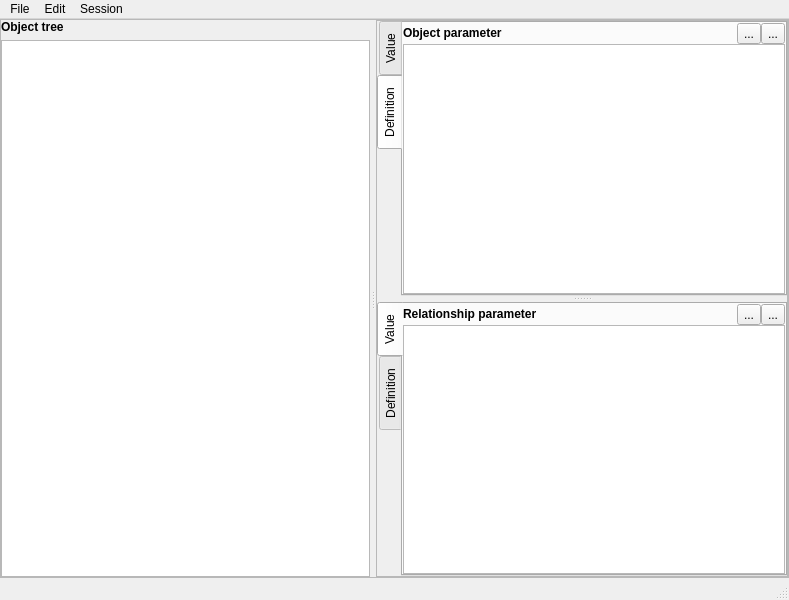
Old version of the form spinetoolbox/ui/data_store_form.ui in the repository spine-tools/Spine-Toolbox.
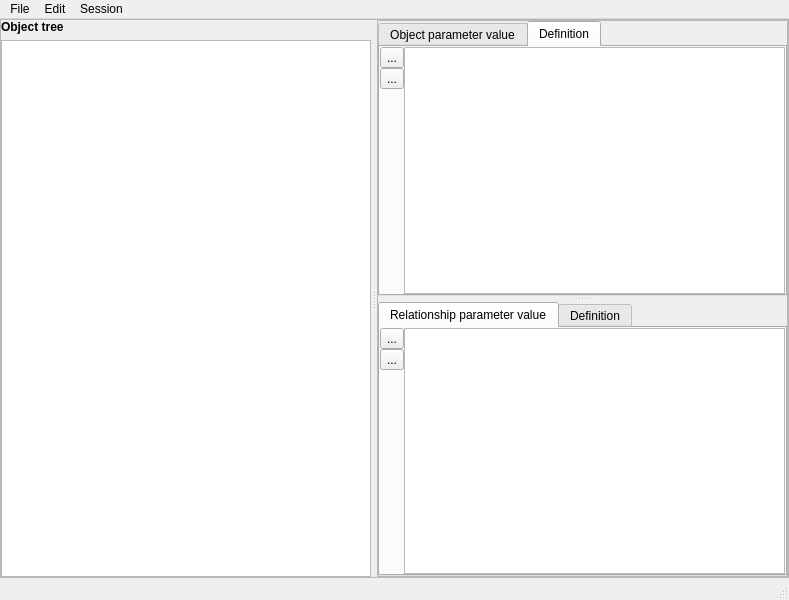
New version of the form. The open tabs and pages were chosen to show the change. Icons and pictures are not drawn. Custom widgets are drawn as their Qt base class.

Commit message: Data Store Form UI improvements.

Diff of the .ui file:
```diff
--- a/spinetoolbox/ui/data_store_form.ui
+++ b/spinetoolbox/ui/data_store_form.ui
@@ -63,10 +63,19 @@
       </property>
       <widget class="QWidget" name="layoutWidget">
        <layout class="QVBoxLayout" name="verticalLayout_3">
+        <property name="spacing">
+         <number>6</number>
+        </property>
         <item>
          <widget class="QLabel" name="label_object_tree">
+          <property name="font">
+           <font>
+            <weight>75</weight>
+            <bold>true</bold>
+           </font>
+          </property>
           <property name="text">
-           <string>&lt;b&gt;Object tree&lt;/b&gt;</string>
+           <string>&lt;html&gt;&lt;head/&gt;&lt;body&gt;&lt;p&gt;Object tree&lt;/p&gt;&lt;/body&gt;&lt;/html&gt;</string>
           </property>
          </widget>
         </item>
@@ -114,6 +123,12 @@
              <verstretch>0</verstretch>
             </sizepolicy>
            </property>
+           <property name="font">
+            <font>
+             <weight>50</weight>
+             <bold>false</bold>
+            </font>
+           </property>
            <property name="contextMenuPolicy">
             <enum>Qt::CustomContextMenu</enum>
            </property>
@@ -121,14 +136,21 @@
             <enum>Qt::LeftToRight</enum>
            </property>
            <property name="tabPosition">
-            <enum>QTabWidget::West</enum>
+            <enum>QTabWidget::North</enum>
            </property>
            <property name="currentIndex">
             <number>0</number>
            </property>
+           <property name="tabBarAutoHide">
+            <bool>false</bool>
+           </property>
            <widget class="QWidget" name="tab_object_parameter_value">
+            <attribute name="icon">
+             <iconset resource="resources/resources_icons.qrc">
+              <normaloff>:/icons/object_parameter_icon.png</normaloff>:/icons/object_parameter_icon.png</iconset>
+            </attribute>
             <attribute name="title">
-             <string>Value</string>
+             <string>Object parameter value</string>
             </attribute>
             <layout class="QVBoxLayout" name="verticalLayout_4">
              <property name="spacing">
@@ -147,25 +169,25 @@
               <number>0</number>
              </property>
              <item>
-              <layout class="QVBoxLayout" name="verticalLayout_2">
+              <layout class="QHBoxLayout" name="horizontalLayout">
                <property name="spacing">
                 <number>0</number>
                </property>
                <item>
-                <layout class="QHBoxLayout" name="horizontalLayout">
+                <layout class="QVBoxLayout" name="verticalLayout_2">
                  <property name="spacing">
                   <number>0</number>
                  </property>
                  <item>
-                  <widget class="QLabel" name="label_object_parameter_value">
-                   <property name="sizePolicy">
-                    <sizepolicy hsizetype="Preferred" vsizetype="Preferred">
-                     <horstretch>2</horstretch>
-                     <verstretch>0</verstretch>
-                    </sizepolicy>
-                   </property>
+                  <widget class="QToolButton" name="toolButton_add_object_parameter_values">
                    <property name="text">
-                    <string>&lt;b&gt;Object parameter&lt;/b&gt;</string>
+                    <string>...</string>
+                   </property>
+                   <property name="iconSize">
+                    <size>
+                     <width>16</width>
+                     <height>16</height>
+                    </size>
                    </property>
                   </widget>
                  </item>
@@ -186,17 +208,17 @@
                   </widget>
                  </item>
                  <item>
-                  <widget class="QToolButton" name="toolButton_add_object_parameter_values">
-                   <property name="text">
-                    <string>...</string>
+                  <spacer name="verticalSpacer_3">
+                   <property name="orientation">
+                    <enum>Qt::Vertical</enum>
                    </property>
-                   <property name="iconSize">
+                   <property name="sizeHint" stdset="0">
                     <size>
-                     <width>16</width>
-                     <height>16</height>
+                     <width>20</width>
+                     <height>40</height>
                     </size>
                    </property>
-                  </widget>
+                  </spacer>
                  </item>
                 </layout>
                </item>
@@ -208,6 +230,12 @@
                    <verstretch>0</verstretch>
                   </sizepolicy>
                  </property>
+                 <property name="font">
+                  <font>
+                   <weight>50</weight>
+                   <bold>false</bold>
+                  </font>
+                 </property>
                  <property name="contextMenuPolicy">
                   <enum>Qt::CustomContextMenu</enum>
                  </property>
@@ -256,32 +284,12 @@
               <number>0</number>
              </property>
              <item>
-              <layout class="QVBoxLayout" name="verticalLayout_5">
+              <layout class="QHBoxLayout" name="horizontalLayout_5">
                <property name="spacing">
                 <number>0</number>
                </property>
                <item>
-                <layout class="QHBoxLayout" name="horizontalLayout_4">
-                 <item>
-                  <widget class="QLabel" name="label_object_parameter">
-                   <property name="sizePolicy">
-                    <sizepolicy hsizetype="Preferred" vsizetype="Preferred">
-                     <horstretch>2</horstretch>
-                     <verstretch>0</verstretch>
-                    </sizepolicy>
-                   </property>
-                   <property name="text">
-                    <string>&lt;b&gt;Object parameter&lt;/b&gt;</string>
-                   </property>
-                  </widget>
-                 </item>
-                 <item>
-                  <widget class="QToolButton" name="toolButton_remove_object_parameters">
-                   <property name="text">
-                    <string>...</string>
-                   </property>
-                  </widget>
-                 </item>
+                <layout class="QVBoxLayout" name="verticalLayout_5">
                  <item>
                   <widget class="QToolButton" name="toolButton_add_object_parameters">
                    <property name="text">
@@ -289,6 +297,26 @@
                    </property>
                   </widget>
                  </item>
+                 <item>
+                  <widget class="QToolButton" name="toolButton_remove_object_parameters">
+                   <property name="text">
+                    <string>...</string>
+                   </property>
+                  </widget>
+                 </item>
+                 <item>
+                  <spacer name="verticalSpacer_4">
+                   <property name="orientation">
+                    <enum>Qt::Vertical</enum>
+                   </property>
+                   <property name="sizeHint" stdset="0">
+                    <size>
+                     <width>20</width>
+                     <height>40</height>
+                    </size>
+                   </property>
+                  </spacer>
+                 </item>
                 </layout>
                </item>
                <item>
@@ -337,18 +365,28 @@
              <verstretch>0</verstretch>
             </sizepolicy>
            </property>
+           <property name="font">
+            <font>
+             <weight>50</weight>
+             <bold>false</bold>
+            </font>
+           </property>
            <property name="contextMenuPolicy">
             <enum>Qt::CustomContextMenu</enum>
            </property>
            <property name="tabPosition">
-            <enum>QTabWidget::West</enum>
+            <enum>QTabWidget::North</enum>
            </property>
            <property name="currentIndex">
             <number>0</number>
            </property>
            <widget class="QWidget" name="tab_relationship_parameter_value">
+            <attribute name="icon">
+             <iconset resource="resources/resources_icons.qrc">
+              <normaloff>:/icons/relationship_parameter_icon.png</normaloff>:/icons/relationship_parameter_icon.png</iconset>
+            </attribute>
             <attribute name="title">
-             <string>Value</string>
+             <string>Relationship parameter value</string>
             </attribute>
             <layout class="QVBoxLayout" name="verticalLayout_8">
              <property name="spacing">
@@ -367,29 +405,12 @@
               <number>0</number>
              </property>
              <item>
-              <layout class="QVBoxLayout" name="verticalLayout">
+              <layout class="QHBoxLayout" name="horizontalLayout_2">
+               <property name="spacing">
+                <number>0</number>
+               </property>
                <item>
-                <layout class="QHBoxLayout" name="horizontalLayout_3">
-                 <item>
-                  <widget class="QLabel" name="label_relationship_parameter_value">
-                   <property name="sizePolicy">
-                    <sizepolicy hsizetype="Preferred" vsizetype="Preferred">
-                     <horstretch>2</horstretch>
-                     <verstretch>0</verstretch>
-                    </sizepolicy>
-                   </property>
-                   <property name="text">
-                    <string>&lt;b&gt;Relationship parameter&lt;/b&gt;</string>
-                   </property>
-                  </widget>
-                 </item>
-                 <item>
-                  <widget class="QToolButton" name="toolButton_remove_relationship_parameter_values">
-                   <property name="text">
-                    <string>...</string>
-                   </property>
-                  </widget>
-                 </item>
+                <layout class="QVBoxLayout" name="verticalLayout">
                  <item>
                   <widget class="QToolButton" name="toolButton_add_relationship_parameter_values">
                    <property name="text">
@@ -397,6 +418,26 @@
                    </property>
                   </widget>
                  </item>
+                 <item>
+                  <widget class="QToolButton" name="toolButton_remove_relationship_parameter_values">
+                   <property name="text">
+                    <string>...</string>
+                   </property>
+                  </widget>
+                 </item>
+                 <item>
+                  <spacer name="verticalSpacer">
+                   <property name="orientation">
+                    <enum>Qt::Vertical</enum>
+                   </property>
+                   <property name="sizeHint" stdset="0">
+                    <size>
+                     <width>20</width>
+                     <height>40</height>
+                    </size>
+                   </property>
+                  </spacer>
+                 </item>
                 </layout>
                </item>
                <item>
@@ -455,29 +496,12 @@
               <number>0</number>
              </property>
              <item>
-              <layout class="QVBoxLayout" name="verticalLayout_7">
+              <layout class="QHBoxLayout" name="horizontalLayout_3">
+               <property name="spacing">
+                <number>0</number>
+               </property>
                <item>
-                <layout class="QHBoxLayout" name="horizontalLayout_5">
-                 <item>
-                  <widget class="QLabel" name="label_relationship_parameter">
-                   <property name="sizePolicy">
-                    <sizepolicy hsizetype="Preferred" vsizetype="Preferred">
-                     <horstretch>2</horstretch>
-                     <verstretch>0</verstretch>
-                    </sizepolicy>
-                   </property>
-                   <property name="text">
-                    <string>&lt;b&gt;Relationship parameter&lt;/b&gt;</string>
-                   </property>
-                  </widget>
-                 </item>
-                 <item>
-                  <widget class="QToolButton" name="toolButton_remove_relationship_parameters">
-                   <property name="text">
-                    <string>...</string>
-                   </property>
-                  </widget>
-                 </item>
+                <layout class="QVBoxLayout" name="verticalLayout_7">
                  <item>
                   <widget class="QToolButton" name="toolButton_add_relationship_parameters">
                    <property name="text">
@@ -485,6 +509,26 @@
                    </property>
                   </widget>
                  </item>
+                 <item>
+                  <widget class="QToolButton" name="toolButton_remove_relationship_parameters">
+                   <property name="text">
+                    <string>...</string>
+                   </property>
+                  </widget>
+                 </item>
+                 <item>
+                  <spacer name="verticalSpacer_2">
+                   <property name="orientation">
+                    <enum>Qt::Vertical</enum>
+                   </property>
+                   <property name="sizeHint" stdset="0">
+                    <size>
+                     <width>20</width>
+                     <height>40</height>
+                    </size>
+                   </property>
+                  </spacer>
+                 </item>
                 </layout>
                </item>
                <item>
@@ -736,7 +780,7 @@
      <normaloff>:/icons/plus_object_parameter_icon.png</normaloff>:/icons/plus_object_parameter_icon.png</iconset>
    </property>
    <property name="text">
-    <string>Add object parameters</string>
+    <string>Add object parameter definitions</string>
    </property>
   </action>
   <action name="actionAdd_object_parameter_values">
@@ -763,7 +807,7 @@
      <normaloff>:/icons/plus_relationship_parameter_icon.png</normaloff>:/icons/plus_relationship_parameter_icon.png</iconset>
    </property>
    <property name="text">
-    <string>Add relationship parameters</string>
+    <string>Add relationship parameter definitions</string>
    </property>
   </action>
   <action name="actionAdd_relationship_parameter_values">
@@ -790,7 +834,7 @@
      <normaloff>:/icons/minus_object_parameter_icon.png</normaloff>:/icons/minus_object_parameter_icon.png</iconset>
    </property>
    <property name="text">
-    <string>Remove object parameters</string>
+    <string>Remove object parameter definitions</string>
    </property>
   </action>
   <action name="actionRemove_relationship_parameters">
@@ -799,7 +843,7 @@
      <normaloff>:/icons/minus_relationship_parameter_icon.png</normaloff>:/icons/minus_relationship_parameter_icon.png</iconset>
    </property>
    <property name="text">
-    <string>Remove relationship parameters</string>
+    <string>Remove relationship parameter definitions</string>
    </property>
   </action>
  </widget>
```
The commit also changes 5 other files.
